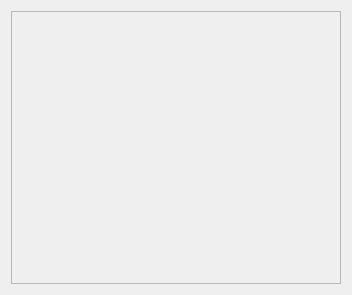
The window that dialogMatrix.ui (montesp/FEMDesk) describes before a commit, drawn with Qt 5.
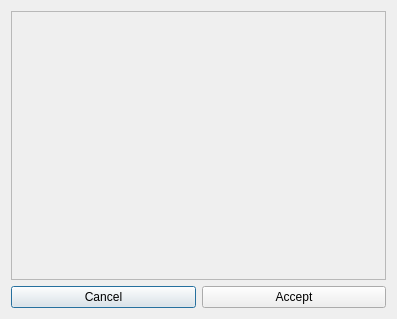
The same window after the commit.

Commit message: Agregar botones al dialogmatrix

Patch:
```diff
--- a/dialogMatrix.ui
+++ b/dialogMatrix.ui
@@ -6,8 +6,8 @@
    <rect>
     <x>0</x>
     <y>0</y>
-    <width>352</width>
-    <height>295</height>
+    <width>397</width>
+    <height>319</height>
    </rect>
   </property>
   <property name="minimumSize">
@@ -28,6 +28,12 @@
   <layout class="QVBoxLayout" name="verticalLayout">
    <item>
     <widget class="QScrollArea" name="scrollArea">
+     <property name="sizePolicy">
+      <sizepolicy hsizetype="Expanding" vsizetype="Expanding">
+       <horstretch>0</horstretch>
+       <verstretch>0</verstretch>
+      </sizepolicy>
+     </property>
      <property name="widgetResizable">
       <bool>true</bool>
      </property>
@@ -36,14 +42,32 @@
        <rect>
         <x>0</x>
         <y>0</y>
-        <width>332</width>
-        <height>275</height>
+        <width>383</width>
+        <height>282</height>
        </rect>
       </property>
       <layout class="QGridLayout" name="gridLayout"/>
      </widget>
     </widget>
    </item>
+   <item>
+    <layout class="QHBoxLayout" name="horizontalLayout_3">
+     <item>
+      <widget class="QPushButton" name="btnCancel">
+       <property name="text">
+        <string>Cancel</string>
+       </property>
+      </widget>
+     </item>
+     <item>
+      <widget class="QPushButton" name="btnAccept">
+       <property name="text">
+        <string>Accept</string>
+       </property>
+      </widget>
+     </item>
+    </layout>
+   </item>
   </layout>
  </widget>
  <resources/>
```
